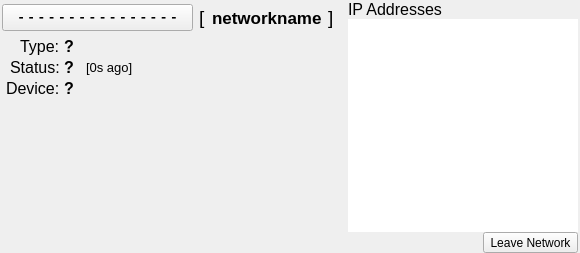
First picture: the form in ZeroTierUI/networkwidget.ui, repository zerotier/ZeroTierOne, before the edit.
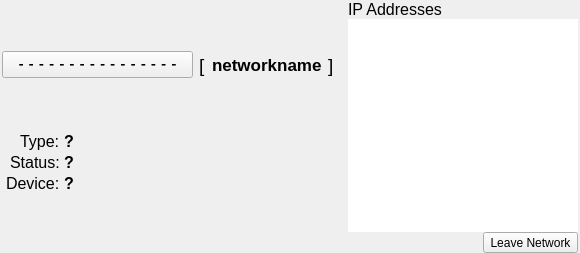
Second picture: the form after the edit.

Diff of the .ui file:
```diff
--- a/ZeroTierUI/networkwidget.ui
+++ b/ZeroTierUI/networkwidget.ui
@@ -178,12 +178,6 @@
       </item>
       <item>
        <widget class="QWidget" name="networkStatsWidget" native="true">
-        <property name="sizePolicy">
-         <sizepolicy hsizetype="Expanding" vsizetype="Expanding">
-          <horstretch>0</horstretch>
-          <verstretch>0</verstretch>
-         </sizepolicy>
-        </property>
         <layout class="QFormLayout" name="formLayout">
          <property name="fieldGrowthPolicy">
           <enum>QFormLayout::ExpandingFieldsGrow</enum>
@@ -232,6 +226,12 @@
          </item>
          <item row="2" column="1">
           <widget class="QLabel" name="networkTypeLabel">
+           <property name="sizePolicy">
+            <sizepolicy hsizetype="Expanding" vsizetype="Preferred">
+             <horstretch>0</horstretch>
+             <verstretch>0</verstretch>
+            </sizepolicy>
+           </property>
            <property name="font">
             <font>
              <pointsize>12</pointsize>
@@ -280,101 +280,14 @@
            </property>
           </widget>
          </item>
-         <item row="3" column="1">
-          <widget class="QWidget" name="widget" native="true">
-           <property name="sizePolicy">
-            <sizepolicy hsizetype="Expanding" vsizetype="Preferred">
-             <horstretch>0</horstretch>
-             <verstretch>0</verstretch>
-            </sizepolicy>
-           </property>
-           <layout class="QHBoxLayout" name="horizontalLayout_3">
-            <property name="spacing">
-             <number>12</number>
-            </property>
-            <property name="leftMargin">
-             <number>0</number>
-            </property>
-            <property name="topMargin">
-             <number>0</number>
-            </property>
-            <property name="rightMargin">
-             <number>0</number>
-            </property>
-            <property name="bottomMargin">
-             <number>0</number>
-            </property>
-            <item>
-             <widget class="QLabel" name="statusLabel">
-              <property name="sizePolicy">
-               <sizepolicy hsizetype="Preferred" vsizetype="Preferred">
-                <horstretch>0</horstretch>
-                <verstretch>0</verstretch>
-               </sizepolicy>
-              </property>
-              <property name="font">
-               <font>
-                <pointsize>12</pointsize>
-                <weight>75</weight>
-                <bold>true</bold>
-               </font>
-              </property>
-              <property name="statusTip">
-               <string>Status of this network.</string>
-              </property>
-              <property name="text">
-               <string>?</string>
-              </property>
-              <property name="textFormat">
-               <enum>Qt::PlainText</enum>
-              </property>
-             </widget>
-            </item>
-            <item>
-             <widget class="QLabel" name="ageLabel">
-              <property name="sizePolicy">
-               <sizepolicy hsizetype="Expanding" vsizetype="Preferred">
-                <horstretch>0</horstretch>
-                <verstretch>0</verstretch>
-               </sizepolicy>
-              </property>
-              <property name="font">
-               <font>
-                <pointsize>10</pointsize>
-               </font>
-              </property>
-              <property name="statusTip">
-               <string>How recently did this network refresh its settings?</string>
-              </property>
-              <property name="text">
-               <string>[0s ago]</string>
-              </property>
-              <property name="textFormat">
-               <enum>Qt::PlainText</enum>
-              </property>
-              <property name="textInteractionFlags">
-               <set>Qt::NoTextInteraction</set>
-              </property>
-             </widget>
-            </item>
-            <item>
-             <spacer name="horizontalSpacer_2">
-              <property name="orientation">
-               <enum>Qt::Horizontal</enum>
-              </property>
-              <property name="sizeHint" stdset="0">
-               <size>
-                <width>40</width>
-                <height>1</height>
-               </size>
-              </property>
-             </spacer>
-            </item>
-           </layout>
-          </widget>
-         </item>
          <item row="4" column="1">
           <widget class="QLabel" name="deviceLabel">
+           <property name="sizePolicy">
+            <sizepolicy hsizetype="Expanding" vsizetype="Preferred">
+             <horstretch>0</horstretch>
+             <verstretch>0</verstretch>
+            </sizepolicy>
+           </property>
            <property name="font">
             <font>
              <pointsize>12</pointsize>
@@ -393,6 +306,32 @@
            </property>
           </widget>
          </item>
+         <item row="3" column="1">
+          <widget class="QLabel" name="statusLabel">
+           <property name="sizePolicy">
+            <sizepolicy hsizetype="Expanding" vsizetype="Preferred">
+             <horstretch>0</horstretch>
+             <verstretch>0</verstretch>
+            </sizepolicy>
+           </property>
+           <property name="font">
+            <font>
+             <pointsize>12</pointsize>
+             <weight>75</weight>
+             <bold>true</bold>
+            </font>
+           </property>
+           <property name="statusTip">
+            <string>Status of this network.</string>
+           </property>
+           <property name="text">
+            <string>?</string>
+           </property>
+           <property name="textFormat">
+            <enum>Qt::PlainText</enum>
+           </property>
+          </widget>
+         </item>
         </layout>
        </widget>
       </item>
```
